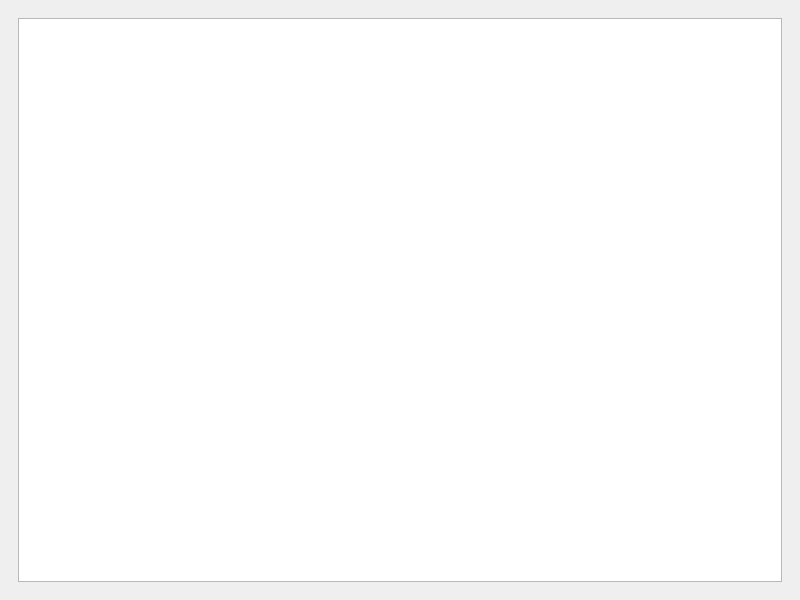
AngryPatka/coffee, file main.ui: the form before one commit.
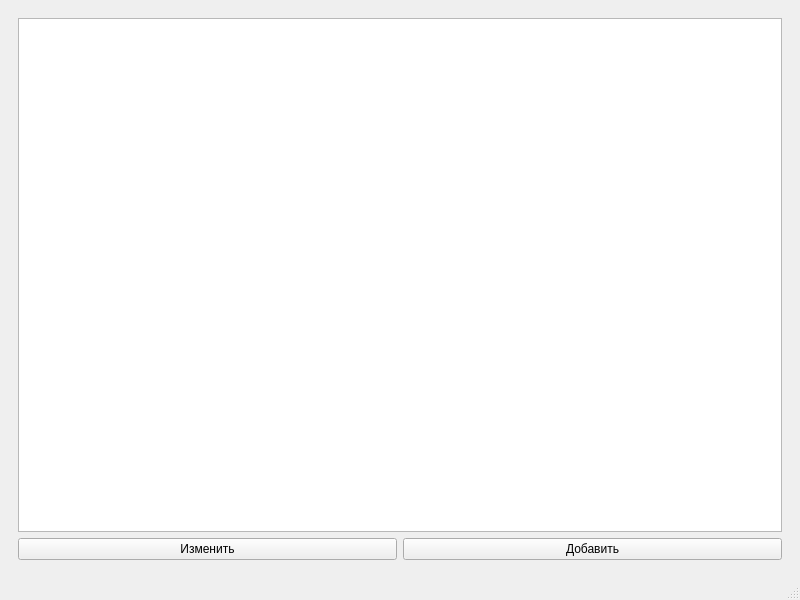
The form after the commit.

The edit to the form file:
```diff
--- a/main.ui
+++ b/main.ui
@@ -13,19 +13,40 @@
   <property name="windowTitle">
    <string>Кофе</string>
   </property>
+  <property name="styleSheet">
+   <string notr="true">QStatusBar {
+	color: #c96174;
+}
+</string>
+  </property>
   <widget class="QWidget" name="centralwidget">
    <layout class="QHBoxLayout" name="horizontalLayout">
     <item>
      <widget class="QWidget" name="widget" native="true">
-      <layout class="QVBoxLayout" name="verticalLayout">
-       <item>
-        <widget class="QTableWidget" name="table"/>
+      <layout class="QGridLayout" name="gridLayout">
+       <item row="1" column="0">
+        <widget class="QPushButton" name="changeBtn">
+         <property name="text">
+          <string>Изменить</string>
+         </property>
+        </widget>
+       </item>
+       <item row="1" column="1">
+        <widget class="QPushButton" name="addBtn">
+         <property name="text">
+          <string>Добавить</string>
+         </property>
+        </widget>
+       </item>
+       <item row="0" column="0" colspan="2">
+        <widget class="QTableWidget" name="coffeeTable"/>
        </item>
       </layout>
      </widget>
     </item>
    </layout>
   </widget>
+  <widget class="QStatusBar" name="statusbar"/>
  </widget>
  <resources/>
  <connections/>
```
